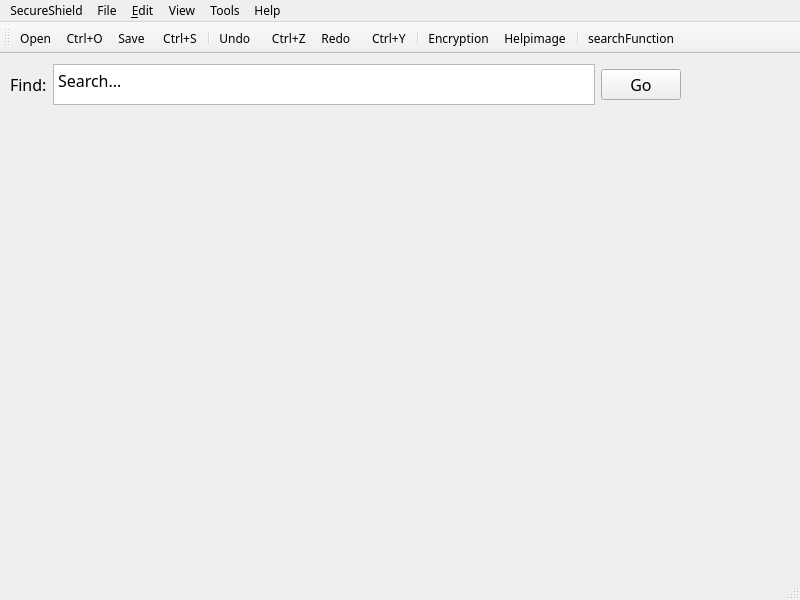
The window that mainwindow.ui (scott1541/GroupProject) describes before a commit, drawn with Qt 5.
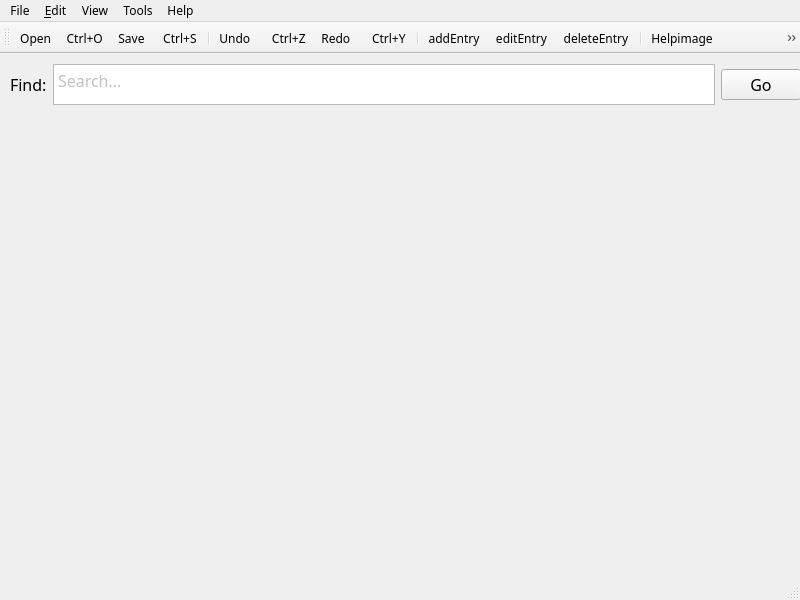
The same window after the commit. Icons and pictures are not drawn.

```diff
--- a/mainwindow.ui
+++ b/mainwindow.ui
@@ -30,7 +30,7 @@
      <rect>
       <x>10</x>
       <y>10</y>
-      <width>671</width>
+      <width>791</width>
       <height>41</height>
      </rect>
     </property>
@@ -57,7 +57,7 @@
 &lt;html&gt;&lt;head&gt;&lt;meta name=&quot;qrichtext&quot; content=&quot;1&quot; /&gt;&lt;style type=&quot;text/css&quot;&gt;
 p, li { white-space: pre-wrap; }
 &lt;/style&gt;&lt;/head&gt;&lt;body style=&quot; font-family:'Corbel'; font-size:13pt; font-weight:400; font-style:normal;&quot;&gt;
-&lt;p style=&quot; margin-top:0px; margin-bottom:0px; margin-left:0px; margin-right:0px; -qt-block-indent:0; text-indent:0px;&quot;&gt;&lt;span style=&quot; font-size:12pt;&quot;&gt;Search...&lt;/span&gt;&lt;/p&gt;&lt;/body&gt;&lt;/html&gt;</string>
+&lt;p style=&quot; margin-top:0px; margin-bottom:0px; margin-left:0px; margin-right:0px; -qt-block-indent:0; text-indent:0px;&quot;&gt;&lt;span style=&quot; font-size:12pt; color:#c1c1c1;&quot;&gt;Search...&lt;/span&gt;&lt;/p&gt;&lt;/body&gt;&lt;/html&gt;</string>
          </property>
         </widget>
        </item>
@@ -132,31 +132,6 @@
     <addaction name="actionGet_Help_Online_2"/>
     <addaction name="actionAbout_SecureShield"/>
    </widget>
-   <widget class="QMenu" name="menuSecureShield">
-    <property name="font">
-     <font>
-      <family>Corbel</family>
-     </font>
-    </property>
-    <property name="title">
-     <string>SecureShield</string>
-    </property>
-    <widget class="QMenu" name="menuPreferences">
-     <property name="title">
-      <string>Preferences</string>
-     </property>
-     <addaction name="actionSecurity_2"/>
-     <addaction name="actionSecurity_3"/>
-    </widget>
-    <addaction name="actionAbout_SecureShield_2"/>
-    <addaction name="separator"/>
-    <addaction name="menuPreferences"/>
-    <addaction name="actionHide_SecureShield"/>
-    <addaction name="separator"/>
-    <addaction name="actionHide_SecureShield_2"/>
-    <addaction name="actionQuit_SecureShield"/>
-   </widget>
-   <addaction name="menuSecureShield"/>
    <addaction name="menuFile"/>
    <addaction name="menu_Edit"/>
    <addaction name="menuTools"/>
@@ -191,8 +166,12 @@
    <addaction name="action_Undo"/>
    <addaction name="action_Redo"/>
    <addaction name="separator"/>
-   <addaction name="actionEncryption"/>
+   <addaction name="actionAddEntry"/>
+   <addaction name="actionEditEntry"/>
+   <addaction name="actionDeleteEntry"/>
+   <addaction name="separator"/>
    <addaction name="actionHelpimage"/>
+   <addaction name="actionEncryption"/>
    <addaction name="separator"/>
    <addaction name="actionSearchFunction"/>
   </widget>
@@ -468,6 +447,33 @@
     <string>Security</string>
    </property>
   </action>
+  <action name="actionAddEntry">
+   <property name="icon">
+    <iconset resource="rescources.qrc">
+     <normaloff>:/Images/addKey.png</normaloff>:/Images/addKey.png</iconset>
+   </property>
+   <property name="text">
+    <string>addEntry</string>
+   </property>
+  </action>
+  <action name="actionDeleteEntry">
+   <property name="icon">
+    <iconset resource="rescources.qrc">
+     <normaloff>:/Images/deleteKey.png</normaloff>:/Images/deleteKey.png</iconset>
+   </property>
+   <property name="text">
+    <string>deleteEntry</string>
+   </property>
+  </action>
+  <action name="actionEditEntry">
+   <property name="icon">
+    <iconset resource="rescources.qrc">
+     <normaloff>:/Images/editKey.png</normaloff>:/Images/editKey.png</iconset>
+   </property>
+   <property name="text">
+    <string>editEntry</string>
+   </property>
+  </action>
  </widget>
  <resources>
   <include location="rescources.qrc"/>
```
Left out of the diff: 1 changed line with no effect on the pictures.
